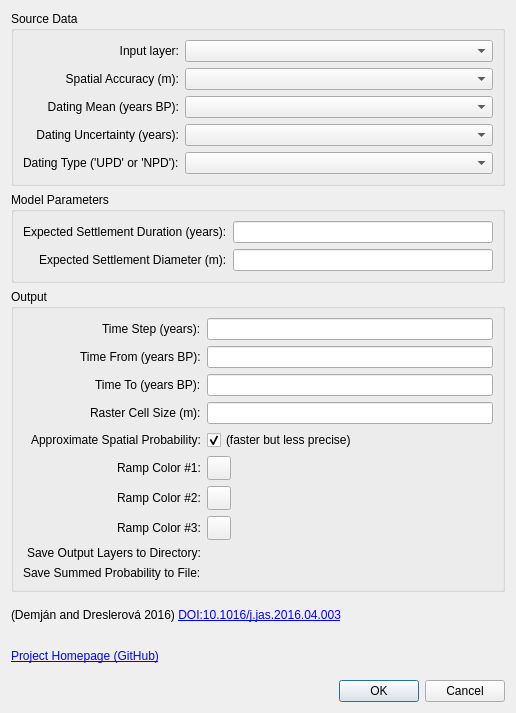
Old version of the form ede_interpolation_dialog_base.ui in the repository demjanp/ede_interpolation.
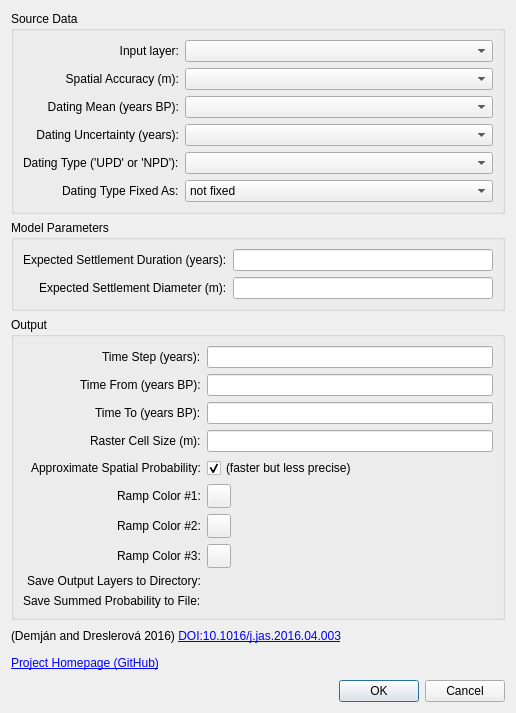
New version of the form. Custom widgets are drawn as their Qt base class.

Commit message: added option to set fixed Dating Type

Diff of the .ui file:
```diff
--- a/ede_interpolation_dialog_base.ui
+++ b/ede_interpolation_dialog_base.ui
@@ -85,6 +85,32 @@
       <item row="4" column="1">
        <widget class="QgsFieldComboBox" name="combo_dating_type"/>
       </item>
+      <item row="5" column="0">
+       <widget class="QLabel" name="label_20">
+        <property name="text">
+         <string>Dating Type Fixed As:</string>
+        </property>
+       </widget>
+      </item>
+      <item row="5" column="1">
+       <widget class="QComboBox" name="combo_dating_fixed">
+        <item>
+         <property name="text">
+          <string>not fixed</string>
+         </property>
+        </item>
+        <item>
+         <property name="text">
+          <string>UPD</string>
+         </property>
+        </item>
+        <item>
+         <property name="text">
+          <string>NPD</string>
+         </property>
+        </item>
+       </widget>
+      </item>
      </layout>
     </widget>
    </item>
```
The commit also changes 3 other files.
